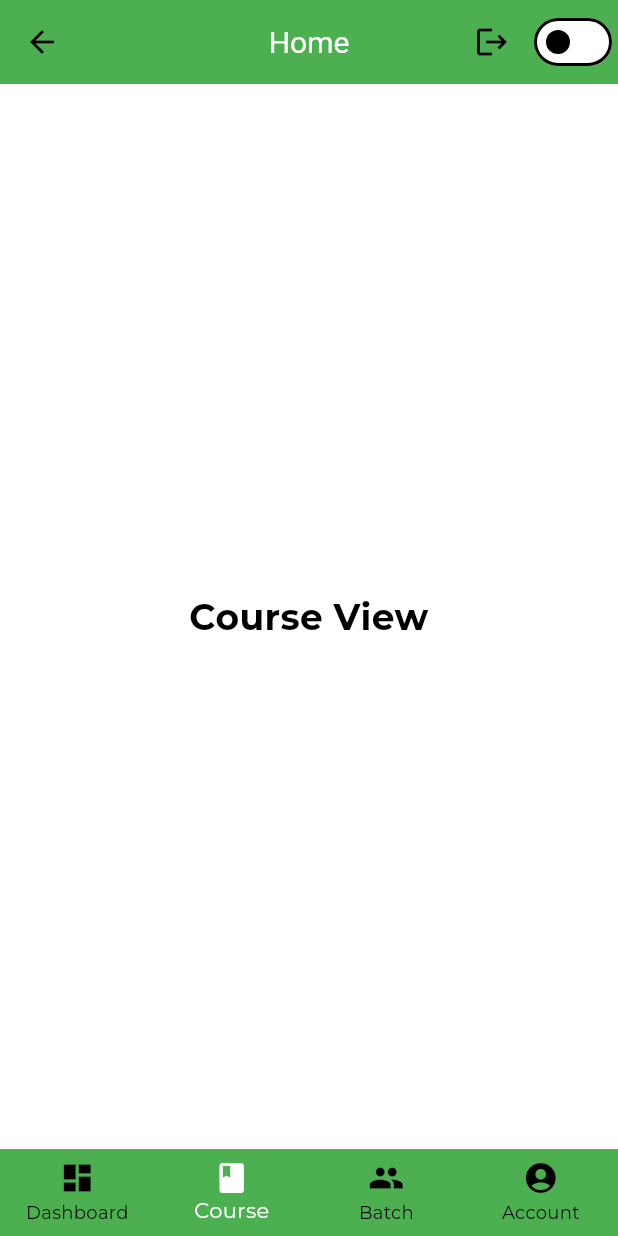
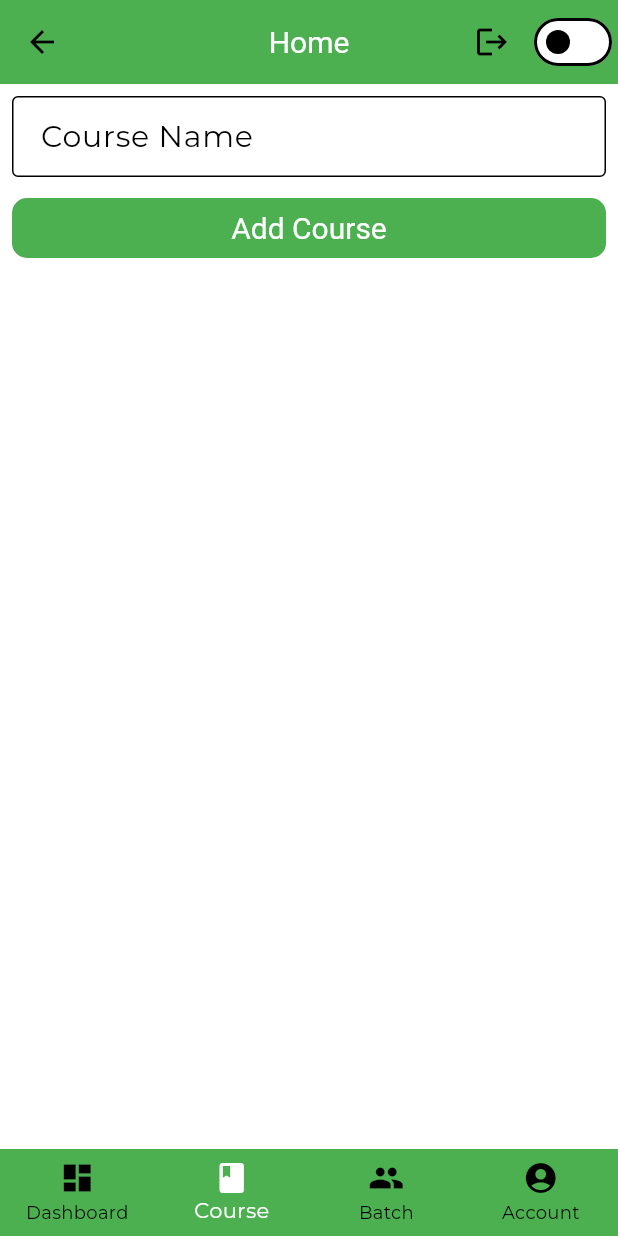
Before and after one commit to kiranrana8973/student_management_starter_new, a Flutter app: the HomeView screen opened directly, item 2 of the bottom bar chosen, on a phone screen of 412 x 824 dp. Run offline on Flutter 3.47's test engine with Material 3 defaults, Android fonts, the phone set to English and light mode, and no system bars; our stand-ins replace flutter_bloc.

Commit message:
Added course view

```diff
--- a/lib/features/auth/presentation/view_model/login_view_model/login_view_model.dart
+++ b/lib/features/auth/presentation/view_model/login_view_model/login_view_model.dart
@@ -1,6 +1,5 @@
 import 'package:flutter/material.dart';
 import 'package:flutter_bloc/flutter_bloc.dart';
-import 'package:student_management/features/auth/presentation/view/register_view.dart';
 import 'package:student_management/features/auth/presentation/view_model/login_view_model/login_event.dart';
 import 'package:student_management/features/auth/presentation/view_model/login_view_model/login_state.dart';
 import 'package:student_management/features/auth/presentation/view_model/register_view_model/register_view_model.dart';
--- a/lib/features/course/presentation/view/course_view.dart
+++ b/lib/features/course/presentation/view/course_view.dart
@@ -1,16 +1,35 @@
-import 'package:flutter/cupertino.dart';
+import 'package:flutter/material.dart';
 
 class CourseView extends StatelessWidget {
-  const CourseView({super.key});
+  CourseView({super.key});
+  final courseNameController = TextEditingController();
 
+  final _courseViewFormKey = GlobalKey<FormState>();
   @override
   Widget build(BuildContext context) {
     return SizedBox.expand(
-      child: Center(
-        child: Text(
-          'Course View',
-          style: const TextStyle(fontSize: 24, fontWeight: FontWeight.bold),
-          textAlign: TextAlign.center,
+      child: Padding(
+        padding: const EdgeInsets.all(8.0),
+        child: Form(
+          key: _courseViewFormKey,
+          child: Column(
+            crossAxisAlignment: CrossAxisAlignment.stretch,
+            children: [
+              TextFormField(
+                controller: courseNameController,
+                decoration: const InputDecoration(labelText: 'Course Name'),
+                validator: (value) {
+                  if (value!.isEmpty) {
+                    return 'Please enter course name';
+                  }
+                  return null;
+                },
+              ),
+              SizedBox(height: 10),
+              ElevatedButton(onPressed: () {}, child: Text('Add Course')),
+              SizedBox(height: 10),
+            ],
+          ),
         ),
       ),
     );
```
Also changed, not shown: lib/features/batch/presentation/view/batch_view.dart (+26 -7 lines), 1 other file.
